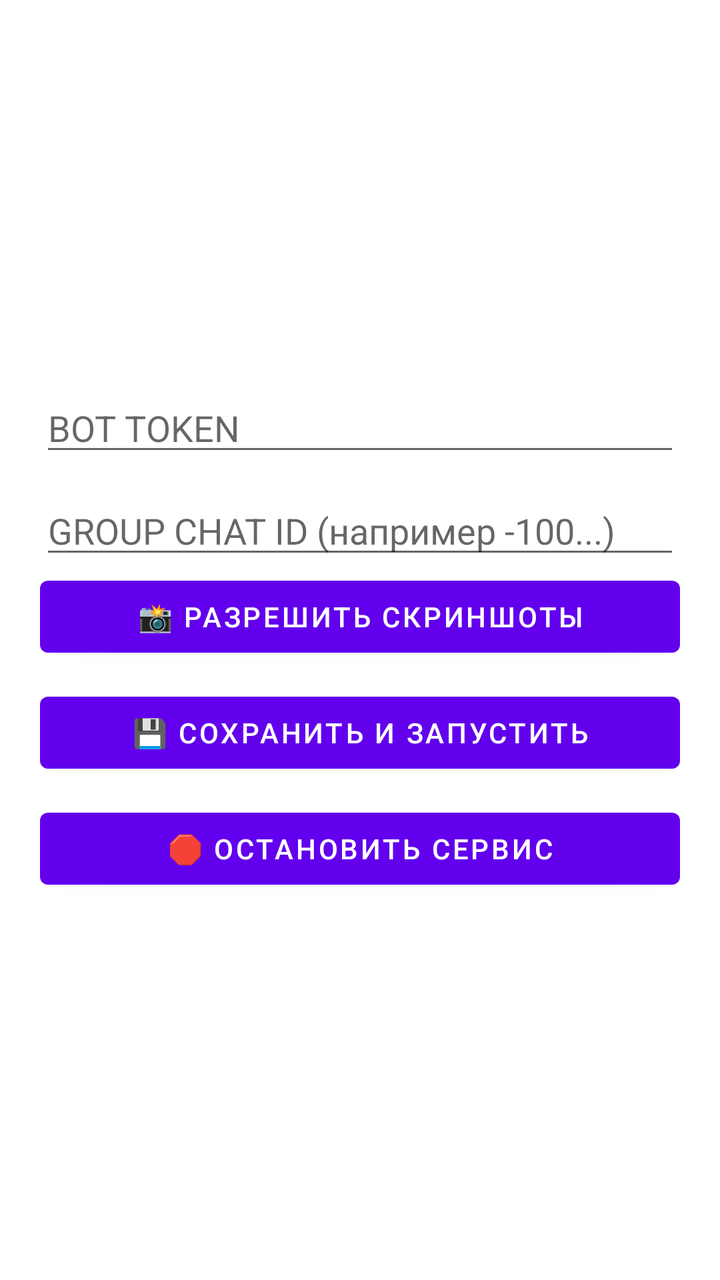
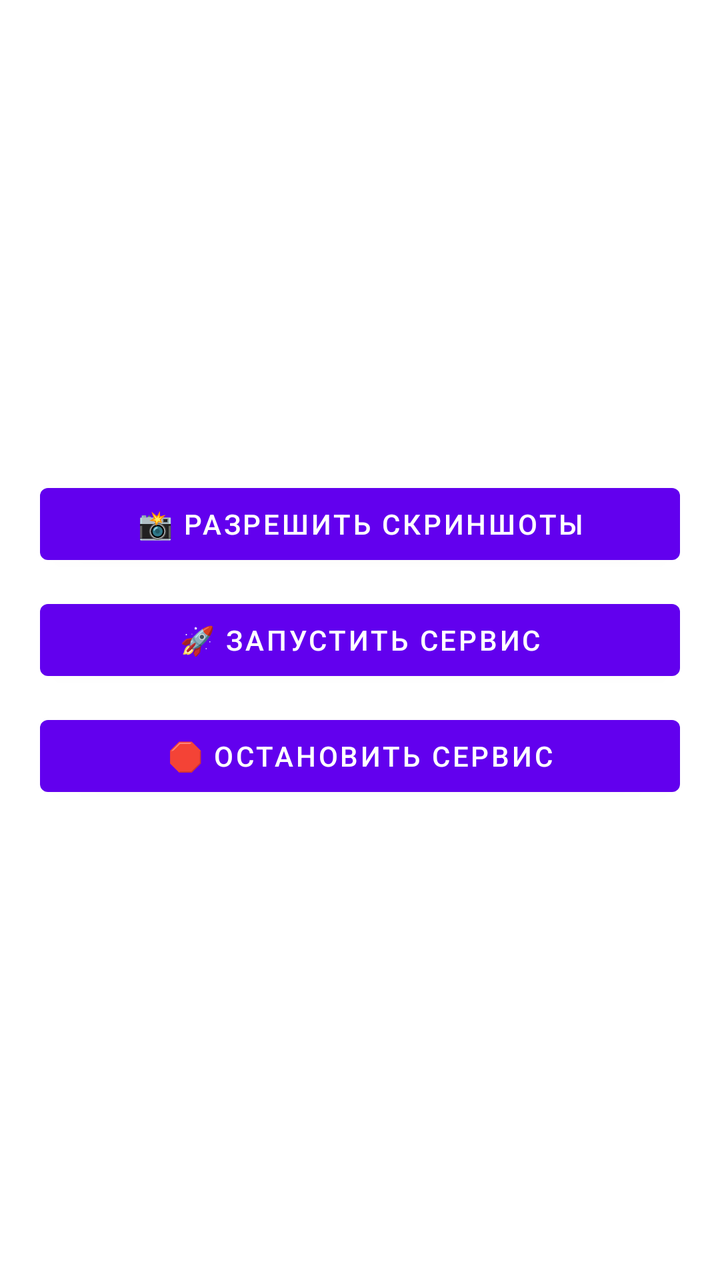

The first picture is an Android layout as it rendered before a commit; the second is the same layout after the commit. The layout source and the unified diff follow.
<!-- AndroidManifest.xml: fallback theme Theme.MaterialComponents.DayNight.NoActionBar -->
<!-- res/layout/activity_main.xml -->
<?xml version="1.0" encoding="utf-8"?>
<LinearLayout xmlns:android="http://schemas.android.com/apk/res/android"
    android:layout_width="match_parent"
    android:layout_height="match_parent"
    android:orientation="vertical"
    android:padding="20dp"
    android:gravity="center">

    <EditText
        android:id="@+id/etToken"
        android:layout_width="match_parent"
        android:layout_height="wrap_content"
        android:hint="BOT TOKEN" />

    <EditText
        android:id="@+id/etGroupId"
        android:layout_width="match_parent"
        android:layout_height="wrap_content"
        android:hint="GROUP CHAT ID (например -100...)"
        android:layout_marginTop="10dp" />

    <Button
        android:id="@+id/btnScreenshot"
        android:layout_width="match_parent"
        android:layout_height="wrap_content"
        android:text="📸 Разрешить скриншоты" />

    <Button
        android:id="@+id/btnSave"
        android:layout_width="match_parent"
        android:layout_height="wrap_content"
        android:text="💾 Сохранить и запустить"
        android:layout_marginTop="10dp" />

    <Button
        android:id="@+id/btnStop"
        android:layout_width="match_parent"
        android:layout_height="wrap_content"
        android:text="🛑 Остановить сервис"
        android:layout_marginTop="10dp" />
</LinearLayout>
<!-- resources referenced by this layout -->
<resources>

</resources>

<!-- the commit's change to res/layout/activity_main.xml (unified diff, before → after) -->
@@ -6,19 +6,6 @@
     android:padding="20dp"
     android:gravity="center">
 
-    <EditText
-        android:id="@+id/etToken"
-        android:layout_width="match_parent"
-        android:layout_height="wrap_content"
-        android:hint="BOT TOKEN" />
-
-    <EditText
-        android:id="@+id/etGroupId"
-        android:layout_width="match_parent"
-        android:layout_height="wrap_content"
-        android:hint="GROUP CHAT ID (например -100...)"
-        android:layout_marginTop="10dp" />
-
     <Button
         android:id="@+id/btnScreenshot"
         android:layout_width="match_parent"
@@ -26,10 +13,10 @@
         android:text="📸 Разрешить скриншоты" />
 
     <Button
-        android:id="@+id/btnSave"
+        android:id="@+id/btnStart"
         android:layout_width="match_parent"
         android:layout_height="wrap_content"
-        android:text="💾 Сохранить и запустить"
+        android:text="🚀 Запустить сервис"
         android:layout_marginTop="10dp" />
 
     <Button
